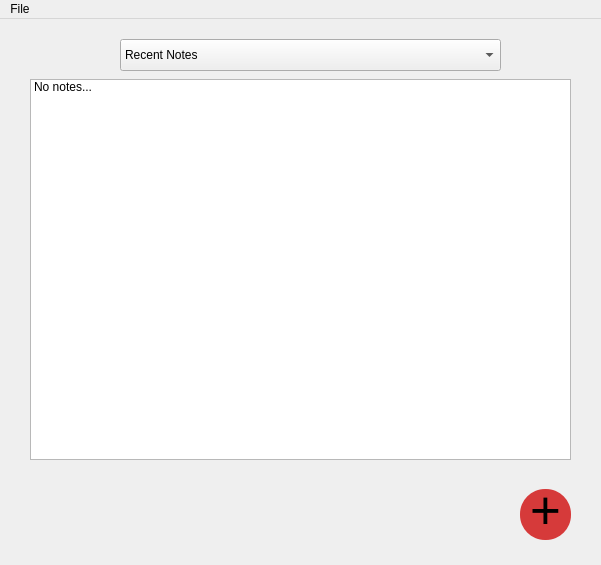
This is mainwindow.ui in dhamith93/QuickNote as Qt 5 draws it before an edit. The edited form follows.
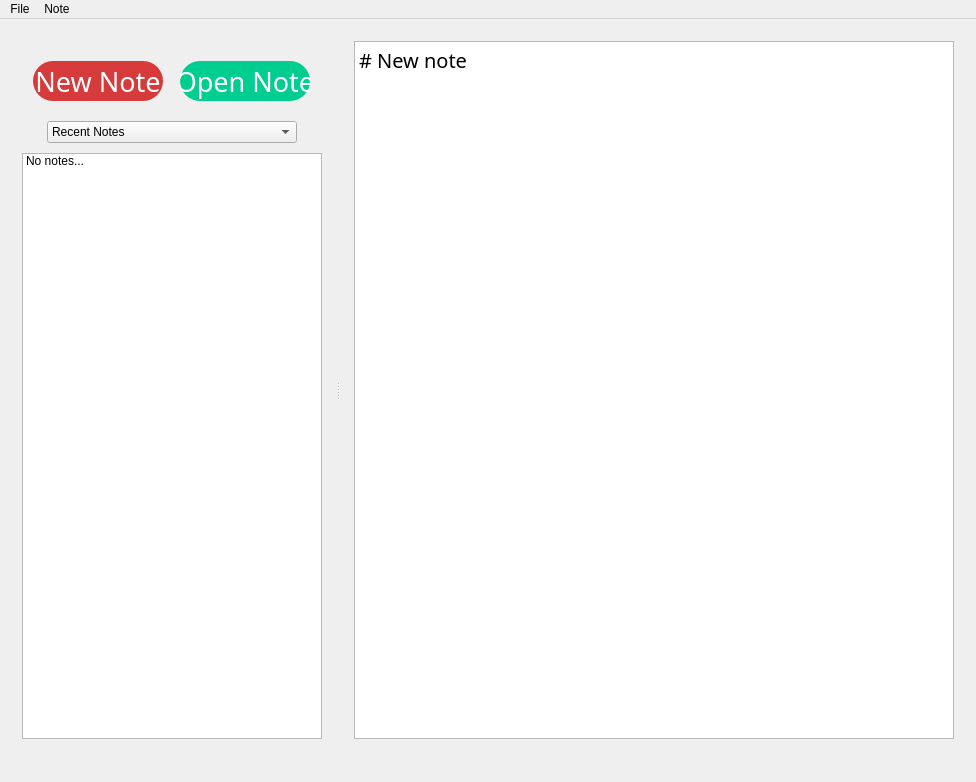
This is the edited form. Custom widgets are drawn as their Qt base class.

```diff
--- a/mainwindow.ui
+++ b/mainwindow.ui
@@ -6,20 +6,20 @@
    <rect>
     <x>0</x>
     <y>0</y>
-    <width>601</width>
-    <height>565</height>
+    <width>932</width>
+    <height>782</height>
    </rect>
   </property>
   <property name="minimumSize">
    <size>
-    <width>601</width>
-    <height>565</height>
+    <width>0</width>
+    <height>0</height>
    </size>
   </property>
   <property name="maximumSize">
    <size>
-    <width>601</width>
-    <height>565</height>
+    <width>50000</width>
+    <height>50000</height>
    </size>
   </property>
   <property name="windowTitle">
@@ -29,43 +29,99 @@
    <property name="styleSheet">
     <string notr="true"/>
    </property>
-   <widget class="QPushButton" name="newNoteBtn">
-    <property name="geometry">
-     <rect>
-      <x>520</x>
-      <y>470</y>
-      <width>51</width>
-      <height>51</height>
-     </rect>
-    </property>
-    <property name="sizePolicy">
-     <sizepolicy hsizetype="Expanding" vsizetype="Expanding">
-      <horstretch>0</horstretch>
-      <verstretch>0</verstretch>
-     </sizepolicy>
-    </property>
-    <property name="baseSize">
-     <size>
-      <width>100</width>
-      <height>100</height>
-     </size>
-    </property>
-    <property name="font">
-     <font>
-      <family>Lucida Console</family>
-      <pointsize>40</pointsize>
-     </font>
-    </property>
-    <property name="cursor">
-     <cursorShape>PointingHandCursor</cursorShape>
-    </property>
-    <property name="toolTip">
-     <string>New Note</string>
-    </property>
-    <property name="styleSheet">
-     <string notr="true">QPushButton  {
-	border-radius: 25%; 
+   <layout class="QVBoxLayout" name="verticalLayout">
+    <item>
+     <widget class="QSplitter" name="splitter">
+      <property name="styleSheet">
+       <string notr="true"/>
+      </property>
+      <property name="frameShape">
+       <enum>QFrame::NoFrame</enum>
+      </property>
+      <property name="orientation">
+       <enum>Qt::Horizontal</enum>
+      </property>
+      <property name="handleWidth">
+       <number>10</number>
+      </property>
+      <widget class="QWidget" name="verticalLayoutWidget">
+       <layout class="QVBoxLayout" name="verticalLayout_7">
+        <property name="spacing">
+         <number>0</number>
+        </property>
+        <property name="sizeConstraint">
+         <enum>QLayout::SetDefaultConstraint</enum>
+        </property>
+        <item>
+         <spacer name="verticalSpacer_2">
+          <property name="orientation">
+           <enum>Qt::Vertical</enum>
+          </property>
+          <property name="sizeType">
+           <enum>QSizePolicy::Fixed</enum>
+          </property>
+          <property name="sizeHint" stdset="0">
+           <size>
+            <width>20</width>
+            <height>20</height>
+           </size>
+          </property>
+         </spacer>
+        </item>
+        <item>
+         <layout class="QHBoxLayout" name="horizontalLayout_4">
+          <property name="spacing">
+           <number>6</number>
+          </property>
+          <property name="sizeConstraint">
+           <enum>QLayout::SetDefaultConstraint</enum>
+          </property>
+          <item>
+           <widget class="QPushButton" name="newNoteBtn">
+            <property name="sizePolicy">
+             <sizepolicy hsizetype="Fixed" vsizetype="Fixed">
+              <horstretch>0</horstretch>
+              <verstretch>0</verstretch>
+             </sizepolicy>
+            </property>
+            <property name="minimumSize">
+             <size>
+              <width>130</width>
+              <height>40</height>
+             </size>
+            </property>
+            <property name="maximumSize">
+             <size>
+              <width>130</width>
+              <height>40</height>
+             </size>
+            </property>
+            <property name="baseSize">
+             <size>
+              <width>100</width>
+              <height>100</height>
+             </size>
+            </property>
+            <property name="font">
+             <font>
+              <family>Roboto Mono for Powerline</family>
+              <pointsize>20</pointsize>
+             </font>
+            </property>
+            <property name="cursor">
+             <cursorShape>PointingHandCursor</cursorShape>
+            </property>
+            <property name="toolTip">
+             <string>New Note</string>
+            </property>
+            <property name="layoutDirection">
+             <enum>Qt::LeftToRight</enum>
+            </property>
+            <property name="styleSheet">
+             <string notr="true">QPushButton  {
+	border-radius: 20%; 
 	background-color: #d63a3a;
+	color: #ffffff; 
 }
 
 QPushButton:hover  {
@@ -76,52 +132,234 @@
 QPushButton:pressed {
 	background-color: #ff3e3e;
 }</string>
-    </property>
-    <property name="text">
-     <string>+</string>
-    </property>
-   </widget>
-   <widget class="QListWidget" name="fileList">
-    <property name="geometry">
-     <rect>
-      <x>30</x>
-      <y>60</y>
-      <width>541</width>
-      <height>381</height>
-     </rect>
-    </property>
-    <item>
-     <property name="text">
-      <string>No notes...</string>
-     </property>
+            </property>
+            <property name="text">
+             <string>New Note</string>
+            </property>
+           </widget>
+          </item>
+          <item>
+           <widget class="QPushButton" name="openNoteBtn">
+            <property name="sizePolicy">
+             <sizepolicy hsizetype="Fixed" vsizetype="Fixed">
+              <horstretch>0</horstretch>
+              <verstretch>0</verstretch>
+             </sizepolicy>
+            </property>
+            <property name="minimumSize">
+             <size>
+              <width>130</width>
+              <height>40</height>
+             </size>
+            </property>
+            <property name="maximumSize">
+             <size>
+              <width>130</width>
+              <height>40</height>
+             </size>
+            </property>
+            <property name="baseSize">
+             <size>
+              <width>100</width>
+              <height>100</height>
+             </size>
+            </property>
+            <property name="font">
+             <font>
+              <family>Roboto Mono for Powerline</family>
+              <pointsize>20</pointsize>
+             </font>
+            </property>
+            <property name="cursor">
+             <cursorShape>PointingHandCursor</cursorShape>
+            </property>
+            <property name="toolTip">
+             <string>New Note</string>
+            </property>
+            <property name="layoutDirection">
+             <enum>Qt::LeftToRight</enum>
+            </property>
+            <property name="styleSheet">
+             <string notr="true">QPushButton  {
+	border-radius: 20%; 
+	background-color: #00ce90;
+	color: #ffffff; 
+}
+
+QPushButton:hover  {
+	background-color: #09f1ac; 
+	/*color: #3b3b3b; */
+}
+
+QPushButton:pressed {
+	background-color: #00a573;
+}</string>
+            </property>
+            <property name="text">
+             <string>Open Note</string>
+            </property>
+           </widget>
+          </item>
+         </layout>
+        </item>
+        <item>
+         <spacer name="verticalSpacer">
+          <property name="orientation">
+           <enum>Qt::Vertical</enum>
+          </property>
+          <property name="sizeType">
+           <enum>QSizePolicy::Fixed</enum>
+          </property>
+          <property name="sizeHint" stdset="0">
+           <size>
+            <width>5</width>
+            <height>20</height>
+           </size>
+          </property>
+         </spacer>
+        </item>
+        <item>
+         <layout class="QHBoxLayout" name="horizontalLayout_5">
+          <item>
+           <widget class="QComboBox" name="fileListOptions">
+            <property name="minimumSize">
+             <size>
+              <width>250</width>
+              <height>0</height>
+             </size>
+            </property>
+            <property name="maximumSize">
+             <size>
+              <width>250</width>
+              <height>16777215</height>
+             </size>
+            </property>
+            <property name="styleSheet">
+             <string notr="true"/>
+            </property>
+            <item>
+             <property name="text">
+              <string>Recent Notes</string>
+             </property>
+            </item>
+           </widget>
+          </item>
+         </layout>
+        </item>
+        <item>
+         <spacer name="verticalSpacer_3">
+          <property name="orientation">
+           <enum>Qt::Vertical</enum>
+          </property>
+          <property name="sizeType">
+           <enum>QSizePolicy::Fixed</enum>
+          </property>
+          <property name="sizeHint" stdset="0">
+           <size>
+            <width>20</width>
+            <height>10</height>
+           </size>
+          </property>
+         </spacer>
+        </item>
+        <item>
+         <widget class="QListWidget" name="fileList">
+          <property name="minimumSize">
+           <size>
+            <width>300</width>
+            <height>0</height>
+           </size>
+          </property>
+          <property name="maximumSize">
+           <size>
+            <width>16777215</width>
+            <height>16777215</height>
+           </size>
+          </property>
+          <property name="autoScroll">
+           <bool>true</bool>
+          </property>
+          <property name="layoutMode">
+           <enum>QListView::SinglePass</enum>
+          </property>
+          <property name="viewMode">
+           <enum>QListView::ListMode</enum>
+          </property>
+          <property name="wordWrap">
+           <bool>false</bool>
+          </property>
+          <item>
+           <property name="text">
+            <string>No notes...</string>
+           </property>
+          </item>
+         </widget>
+        </item>
+       </layout>
+      </widget>
+      <widget class="QWidget" name="verticalLayoutWidget_2">
+       <layout class="QVBoxLayout" name="verticalLayout_8">
+        <item>
+         <widget class="PlainTextEdit" name="noteText">
+          <property name="minimumSize">
+           <size>
+            <width>600</width>
+            <height>0</height>
+           </size>
+          </property>
+          <property name="font">
+           <font>
+            <family>IBM Plex Mono</family>
+            <pointsize>15</pointsize>
+            <stylestrategy>PreferAntialias</stylestrategy>
+           </font>
+          </property>
+          <property name="styleSheet">
+           <string notr="true"/>
+          </property>
+          <property name="plainText">
+           <string># New note
+</string>
+          </property>
+         </widget>
+        </item>
+       </layout>
+      </widget>
+     </widget>
     </item>
-   </widget>
-   <widget class="QComboBox" name="fileListOptions">
-    <property name="geometry">
-     <rect>
-      <x>120</x>
-      <y>20</y>
-      <width>381</width>
-      <height>32</height>
-     </rect>
-    </property>
-    <property name="styleSheet">
-     <string notr="true"/>
-    </property>
     <item>
-     <property name="text">
-      <string>Recent Notes</string>
-     </property>
+     <widget class="QLabel" name="openedNotePath">
+      <property name="minimumSize">
+       <size>
+        <width>0</width>
+        <height>15</height>
+       </size>
+      </property>
+      <property name="maximumSize">
+       <size>
+        <width>16777215</width>
+        <height>15</height>
+       </size>
+      </property>
+      <property name="font">
+       <font>
+        <pointsize>13</pointsize>
+       </font>
+      </property>
+      <property name="text">
+       <string/>
+      </property>
+     </widget>
     </item>
-   </widget>
+   </layout>
   </widget>
   <widget class="QMenuBar" name="menuBar">
    <property name="geometry">
     <rect>
      <x>0</x>
      <y>0</y>
-     <width>601</width>
-     <height>21</height>
+     <width>932</width>
+     <height>22</height>
     </rect>
    </property>
    <widget class="QMenu" name="menuOpen">
@@ -129,8 +367,19 @@
      <string>File</string>
     </property>
     <addaction name="actionOpen"/>
+    <addaction name="actionSave"/>
+    <addaction name="actionChange_Font"/>
+   </widget>
+   <widget class="QMenu" name="menuNote">
+    <property name="title">
+     <string>Note</string>
+    </property>
+    <addaction name="actionCopy_selection_as_HTML"/>
+    <addaction name="actionExport_HTML"/>
+    <addaction name="actionEncrypt_note"/>
    </widget>
    <addaction name="menuOpen"/>
+   <addaction name="menuNote"/>
   </widget>
   <action name="actionOpen">
    <property name="text">
@@ -142,6 +391,13 @@
   </action>
  </widget>
  <layoutdefault spacing="6" margin="11"/>
+ <customwidgets>
+  <customwidget>
+   <class>PlainTextEdit</class>
+   <extends>QPlainTextEdit</extends>
+   <header>src/headers/plaintextedit.h</header>
+  </customwidget>
+ </customwidgets>
  <resources/>
  <connections/>
 </ui>
```
Left out of the diff: 36 changed lines with no effect on the pictures.
